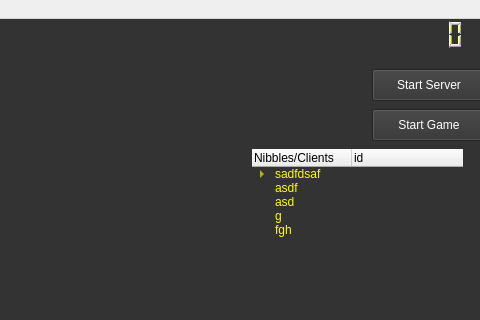
This is nibbles/gui/servergui.ui in namelessvoid/piranhas as Qt 5 draws it before an edit; both pictures show x 378 to 858 and y 0 to 320 of the 858 by 608 pixel window. The edited form follows.
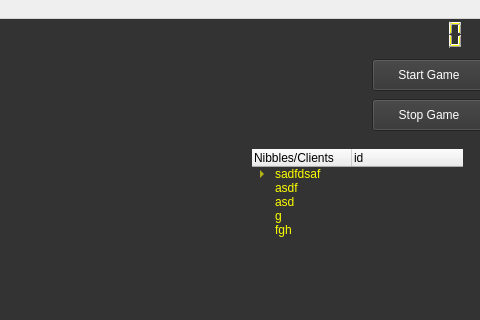
This is the edited form. Icons and pictures are not drawn.

```diff
--- a/nibbles/gui/servergui.ui
+++ b/nibbles/gui/servergui.ui
@@ -97,11 +97,11 @@
     <property name="frameShadow">
      <enum>QFrame::Raised</enum>
     </property>
-    <widget class="QPushButton" name="startserver">
+    <widget class="QPushButton" name="stopgame">
      <property name="geometry">
       <rect>
        <x>750</x>
-       <y>20</y>
+       <y>50</y>
        <width>114</width>
        <height>32</height>
       </rect>
@@ -113,20 +113,20 @@
       <bool>false</bool>
      </property>
      <property name="styleSheet">
-      <string notr="true">#startserver{
+      <string notr="true">#stopgame{
 background-color:#333;
 color:#fff;
 }</string>
      </property>
      <property name="text">
-      <string>Start Server</string>
+      <string>Stop Game</string>
      </property>
     </widget>
     <widget class="QPushButton" name="startgame">
      <property name="geometry">
       <rect>
        <x>750</x>
-       <y>60</y>
+       <y>10</y>
        <width>114</width>
        <height>32</height>
       </rect>
```
